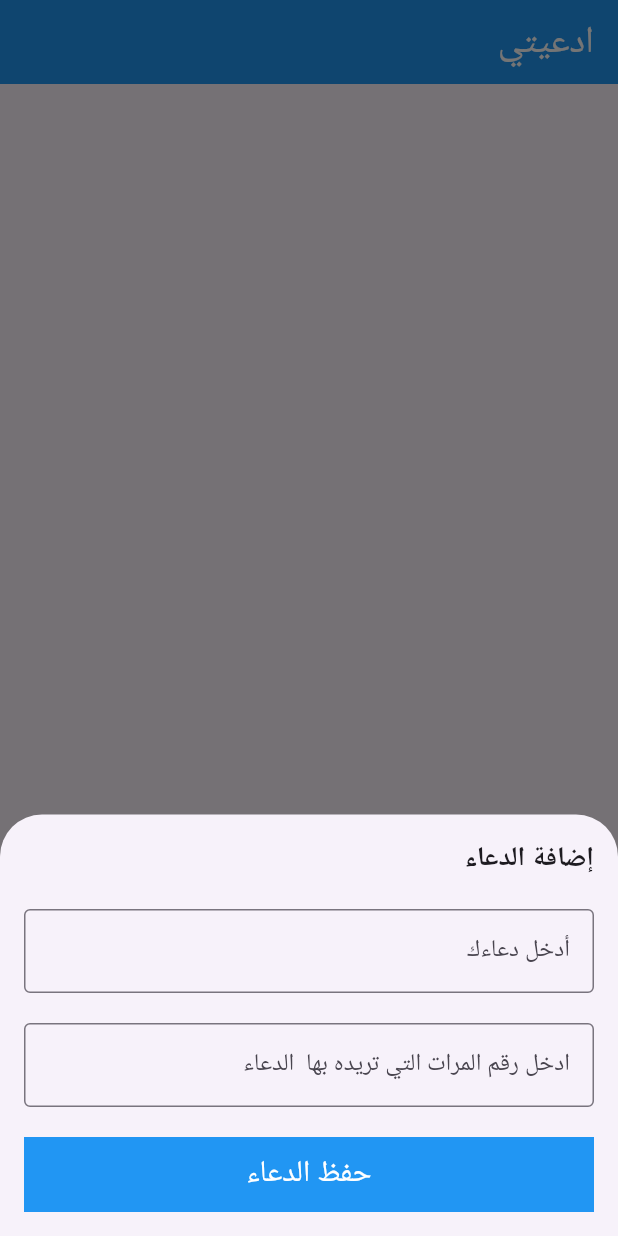
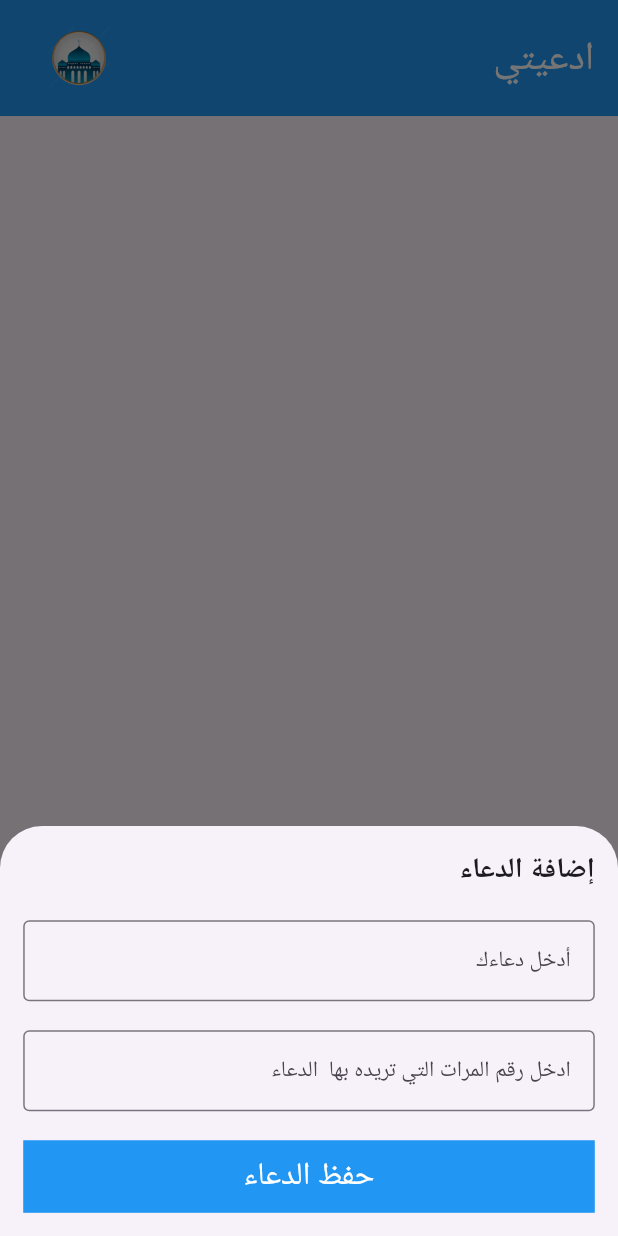
Before and after one commit to OmarMushtaha2020/Supplications-App, a Flutter app: the screen it shows after launch, after a tap on the "add" icon, on a phone screen of 412 x 824 dp. Run offline on Flutter 3.47's test engine with Material 3 defaults, Android fonts, the phone set to English and light mode, and no system bars; our stand-ins replace device_preview, flutter_bloc, flutter_screenutil, sqflite, syncfusion_flutter_gauges, vibration; accounts and stored records are empty.

Commit message:
update code

```diff
--- a/lib/main.dart
+++ b/lib/main.dart
@@ -1,15 +1,22 @@
 import 'package:daily_supplications_app/modules/supplications_screen.dart';
 import 'package:daily_supplications_app/shared/cubit/cubit.dart';
+import 'package:device_preview/device_preview.dart';
 import 'package:flutter/cupertino.dart';
 import 'package:flutter/material.dart';
 import 'package:flutter_bloc/flutter_bloc.dart';
 import 'package:flutter_localizations/flutter_localizations.dart';
+import 'package:flutter_screenutil/flutter_screenutil.dart';
 
 void main() {
-  runApp(BlocProvider(
-    create: (context) => AppCubit()..createDb(),
-    child: MyApp(),
-  ));
+  runApp(
+    DevicePreview(
+      enabled: true, // Set to false in production
+      builder: (context) => BlocProvider(
+        create: (context) => AppCubit()..createDb(),
+        child: MyApp(),
+      ),
+    ),
+  );
 }
 
 class MyApp extends StatelessWidget {
@@ -17,22 +24,38 @@ class MyApp extends StatelessWidget {
 
   @override
   Widget build(BuildContext context) {
-    return MaterialApp(
+    return ScreenUtilInit(
+      designSize:  Size(393, 852), // Set your base design size here
+      builder: (context, child) {
+
+        ScreenUtil.configure(
+          data: MediaQuery.of(context),
+
+        );
+        return App();
+      },
+    );
+  }
+}
+class App extends StatelessWidget {
+  const App({super.key});
+
+  @override
+  Widget build(BuildContext context) {
+    return  MaterialApp(
+      useInheritedMediaQuery: true, // Necessary for DevicePreview
       locale: Locale('ar'),
-
-      // Add Arabic to the supported locales list
-      supportedLocales: [
+      builder: DevicePreview.appBuilder,
+      supportedLocales: const [
         Locale('ar'),
         Locale('en'),
       ],
-      localizationsDelegates: [
+      localizationsDelegates: const [
         GlobalMaterialLocalizations.delegate,
         GlobalWidgetsLocalizations.delegate,
         GlobalCupertinoLocalizations.delegate,
       ],
-
       debugShowCheckedModeBanner: false,
-
       home: SupplicationsScreen(),
     );
   }
--- a/lib/modules/supplications_screen.dart
+++ b/lib/modules/supplications_screen.dart
@@ -4,6 +4,7 @@ import 'package:flutter/cupertino.dart';
 import 'package:flutter/material.dart';
 import 'package:flutter/widgets.dart';
 import 'package:flutter_bloc/flutter_bloc.dart';
+import 'package:flutter_screenutil/flutter_screenutil.dart';
 
 import '../shared/cubit/cubit.dart';
 
@@ -25,34 +26,59 @@ class SupplicationsScreen extends StatelessWidget {
           alignment: Alignment.topRight,
           children: [
             Scaffold(
-              floatingActionButton: FloatingActionButton(
+              floatingActionButton: Container(
+                height: 60.h,
+                width: 60.h,
+                child: FloatingActionButton(
                   onPressed: () {
                     _showBottomSheet(context);
                   },
                   backgroundColor: Colors.blue,
-                child: const Icon(
+                  child:  Icon(
                     Icons.add,
                     color: Colors.white,
+                    size: 30.h,
+                  ),
                 ),
               ),
               appBar: AppBar(
-                title: const Text(
+                toolbarHeight: 80.h,
+                centerTitle: false,
+
+
+                title:  Row(
+                  children: [
+                    Text(
                       "ادعيتي",
                       style: TextStyle(
                         color: Colors.white,
-                    fontSize: 25,
+                        fontSize: 25.sp,
                       ),
+                    ),
+          Spacer(),
+          Center(
+            child: Container(height: 70.w,width: 70.w,child: Column(
+              mainAxisAlignment: MainAxisAlignment.center,
+              crossAxisAlignment: CrossAxisAlignment.center,
+              children: [
+
+
+                Center(child: Image.asset("assets/image/imageThree.png",width: 45.w,height: 45.w,fit: BoxFit.cover,)),
+              ],
+            )),
+          )
+                  ],
                 ),
                 backgroundColor: Colors.blue,
               ),
               body: Padding(
-                padding: const EdgeInsets.symmetric(vertical: 10),
+                padding:  EdgeInsets.symmetric(vertical: 10.h),
                 child: ListView.separated(
                     scrollDirection: Axis.vertical,
                     shrinkWrap: true,
                     physics: BouncingScrollPhysics(),
                     itemBuilder: (context, index) => Padding(
-                      padding: const EdgeInsets.symmetric(horizontal: 10),
+                      padding:  EdgeInsets.symmetric(horizontal: 10.w),
                       child: GestureDetector(
                         onTap: () {
                           Navigator.push(
@@ -69,10 +95,10 @@ class SupplicationsScreen extends StatelessWidget {
                           width: double.infinity,
                           decoration: BoxDecoration(
                               color: Colors.blue,
-                              borderRadius: BorderRadius.circular(10)),
+                              borderRadius: BorderRadius.circular(10.r)),
                           child: Padding(
                             padding:
-                            const EdgeInsets.symmetric(horizontal: 20),
+                             EdgeInsets.symmetric(horizontal: 20.w,vertical: 5.h),
                             child: Row(
                               children: [
                                 Expanded(
@@ -85,14 +111,15 @@ class SupplicationsScreen extends StatelessWidget {
                                         "${AppCubit.get(context).supplications[index]['title']}",
                                         style: TextStyle(
                                           color: Colors.white,
-                                          fontSize: 20,
+                                          fontSize: 20.sp,
                                         ),
                                       ),
                                       Text(
-                                        "${AppCubit.get(context).supplications[index]['number']}",
+                                        " عدد التسبيح : ${AppCubit.get(context).supplications[index]['number']}",
                                         style: TextStyle(
                                           color: Colors.white,
-                                          fontSize: 20,
+                                          fontSize: 20.sp,
+
                                         ),
                                       ),
                                     ],
@@ -114,6 +141,7 @@ class SupplicationsScreen extends StatelessWidget {
                                   icon: Icon(
                                     Icons.mode_rounded,
                                     color: Colors.grey[200],
+                                    size: 25.h,
                                   ),
                                 ),
                                 IconButton(
@@ -124,6 +152,8 @@ class SupplicationsScreen extends StatelessWidget {
                                   },
                                   icon: Icon(
                                     Icons.delete,
+                                    size: 25.h,
+
                                     color: Colors.grey[200],
                                   ),
                                 ),
@@ -134,18 +164,18 @@ class SupplicationsScreen extends StatelessWidget {
                       ),
                     ),
                     separatorBuilder: (context, index) => SizedBox(
-                      height: 10,
+                      height: 10.h,
                     ),
                     itemCount: AppCubit.get(context).supplications.length),
               ),
             ),
             Positioned(
               bottom: 14,
-              right: 20,
+              right: 20.w,
               child: Container(
-                height: 60,
+                height: 60.h,
                 child: Padding(
-                  padding: const EdgeInsets.symmetric(horizontal: 2),
+                  padding:  EdgeInsets.symmetric(horizontal: 2.w),
                   child: Row(
                     mainAxisAlignment: MainAxisAlignment.center,
                     children: [
@@ -153,7 +183,7 @@ class SupplicationsScreen extends StatelessWidget {
                         "المجموع:",
                         style: TextStyle(
                           color: Colors.white,
-                          fontSize: 20,
+                          fontSize: 18.sp,
                           decoration: TextDecoration.none,
                         ),
                       ),
@@ -161,7 +191,7 @@ class SupplicationsScreen extends StatelessWidget {
                         "${AppCubit.get(context).sum}",
                         style: TextStyle(
                           color: Colors.white,
-                          fontSize: 15,
+                          fontSize: 18.sp,
                           decoration: TextDecoration.none,
                         ),
                       ),
@@ -172,7 +202,7 @@ class SupplicationsScreen extends StatelessWidget {
                   borderRadius: BorderRadius.circular(10),
                   color: Colors.blue,
                 ),
-                width: 150,
+                width: 150.w,
               ),
             ),
           ],
@@ -185,13 +215,16 @@ class SupplicationsScreen extends StatelessWidget {
     showModalBottomSheet(
       context: context,
       isScrollControlled: true, // Make the bottom sheet scrollable
+      constraints: BoxConstraints(
+        maxWidth: MediaQuery.of(context).size.width
+      ),
       builder: (BuildContext context) {
         return Padding(
           padding: EdgeInsets.only(
             bottom: MediaQuery.of(context).viewInsets.bottom, // Adjust padding when keyboard appears
           ),
           child: Container(
-            padding: const EdgeInsets.all(16.0),
+            padding:  EdgeInsets.all(16.h),
             child: Form(
               key: form,
               child: SingleChildScrollView( // Wrap with SingleChildScrollView
@@ -199,15 +232,15 @@ class SupplicationsScreen extends StatelessWidget {
                   mainAxisSize: MainAxisSize.min,
                   crossAxisAlignment: CrossAxisAlignment.start,
                   children: [
-                    const Text(
+                     Text(
                       "إضافة الدعاء",
                       maxLines: 2,
                       style: TextStyle(
-                        fontSize: 18,
+                        fontSize: 18.sp,
                         fontWeight: FontWeight.bold,
                       ),
                     ),
-                    const SizedBox(height: 20),
+                     SizedBox(height: 20.h),
                     TextFormField(
                       controller: supplication,
                       validator: (String? value) {
@@ -216,30 +249,51 @@ class SupplicationsScreen extends StatelessWidget {
                         }
                         return null;
                       },
-                      decoration: const InputDecoration(
+style: TextStyle(
+    fontSize: 14.sp
+
+),
+
+                      decoration:  InputDecoration(
                         border: OutlineInputBorder(),
                         labelText: 'أدخل دعاءك',
+                        errorStyle: TextStyle(
+                            fontSize: 14.sp
+
+                        ),
+                        labelStyle: TextStyle(
+                          fontSize: 14.sp
+                        )
                       ),
                     ),
-                    const SizedBox(height: 20),
+                     SizedBox(height: 20.h),
                     TextFormField(
                       validator: (String? value) {
                         if (value!.isEmpty) {
                           return "الرجاء كتابة رقم المرات التي تريده بها  الدعاء";
                         }
                         return null;
-                      },
+                      },style: TextStyle(
+                      fontSize: 14.sp
+                    ),
                       controller: numberOfSupplications,
                       keyboardType: TextInputType.number,
-                      decoration: const InputDecoration(
+                      decoration:  InputDecoration(
+                          errorStyle: TextStyle(
+                              fontSize: 14.sp
+
+                          ),
+                          labelStyle: TextStyle(
+                              fontSize: 14.sp
+                          ),
                         border: OutlineInputBorder(),
                         labelText: 'ادخل رقم المرات التي تريده بها  الدعاء',
                       ),
                     ),
-                    const SizedBox(height: 20),
+                     SizedBox(height: 20.h),
                     Container(
                       width: double.infinity,
-                      height: 50,
+                      height: 50.h,
                       color: Colors.blue,
                       child: MaterialButton(
                         onPressed: () {
@@ -265,10 +319,10 @@ class SupplicationsScreen extends StatelessWidget {
                             }
                           }
                         },
-                        child: const Text(
+                        child:  Text(
                           'حفظ الدعاء',
                           style: TextStyle(
-                              color: Colors.white, fontSize: 20),
+                              color: Colors.white, fontSize: 20.sp),
                         ),
                       ),
                     ),
--- a/pubspec.yaml
+++ b/pubspec.yaml
@@ -42,6 +42,8 @@ dependencies:
   syncfusion_flutter_gauges: ^22.1.39
   flutter_localization: ^0.1.12
   auto_size_text: ^3.0.0
+  flutter_screenutil: ^5.9.3
+  device_preview:
 
 dev_dependencies:
   flutter_test:
@@ -66,8 +68,8 @@ flutter:
   uses-material-design: true
 
   # To add assets to your application, add an assets section, like this:
-  # assets:
-  #   - images/a_dot_burr.jpeg
+  assets:
+    - assets/image/
   #   - images/a_dot_ham.jpeg
 
   # An image asset can refer to one or more resolution-specific "variants", see
```
Also changed, not shown: lib/modules/prayer_screen.dart (+27 -16 lines), lib/shared/cubit/cubit.dart (+8 -1 lines), assets/image/image.png (added), assets/image/imageThree.png (added), assets/image/imageTwo.jpg (added), pubspec.lock. Lines whose indentation alone changed are shown as unchanged.
